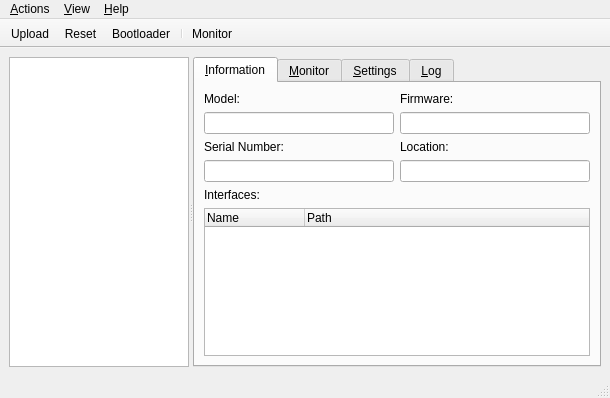
Qt form tyqt/main_window.ui (Koromix/tytools) before a commit.
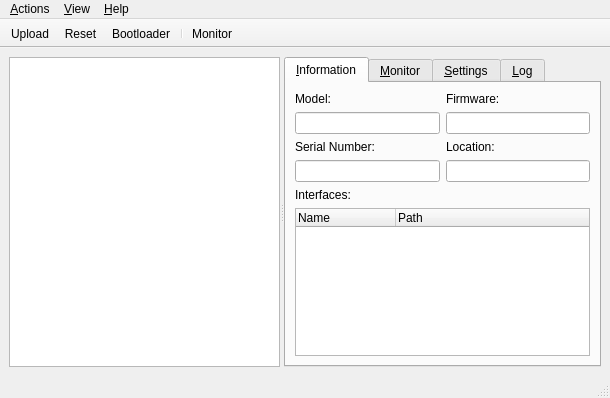
The same form after that commit. Icons and pictures are not drawn.

Commit message: Keep board list width fixed on window size

```diff
--- a/tyqt/main_window.ui
+++ b/tyqt/main_window.ui
@@ -28,12 +28,6 @@
        <enum>Qt::Horizontal</enum>
       </property>
       <widget class="QListView" name="boardList">
-       <property name="sizePolicy">
-        <sizepolicy hsizetype="Preferred" vsizetype="Expanding">
-         <horstretch>1</horstretch>
-         <verstretch>0</verstretch>
-        </sizepolicy>
-       </property>
        <property name="minimumSize">
         <size>
          <width>180</width>
@@ -54,12 +48,6 @@
        <property name="enabled">
         <bool>true</bool>
        </property>
-       <property name="sizePolicy">
-        <sizepolicy hsizetype="Expanding" vsizetype="Expanding">
-         <horstretch>2</horstretch>
-         <verstretch>0</verstretch>
-        </sizepolicy>
-       </property>
        <property name="currentIndex">
         <number>0</number>
        </property>
```
The commit also changes 1 other file.
